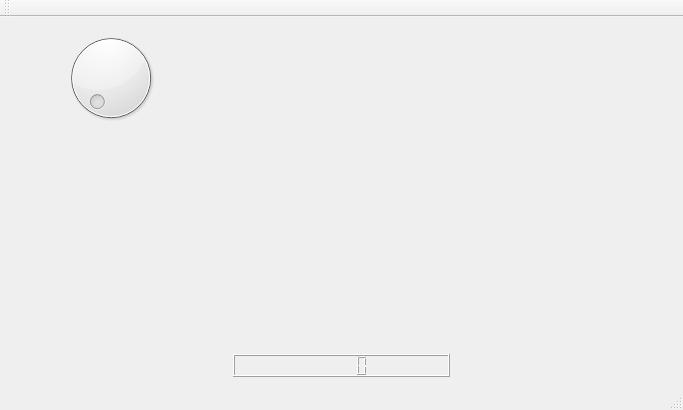
Old version of the form testBrowser/mainwindow.ui in the repository Edewin/Gauge_Browser.
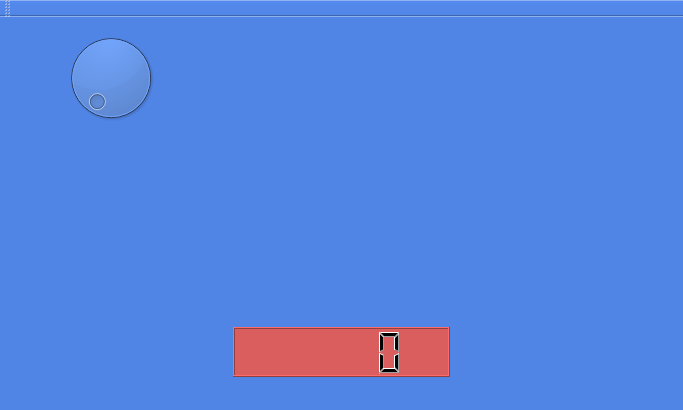
New version of the form. Custom widgets are drawn as their Qt base class.

Commit message: Lots of design work

What changed in the file:
```diff
--- a/testBrowser/mainwindow.ui
+++ b/testBrowser/mainwindow.ui
@@ -13,6 +13,9 @@
   <property name="windowTitle">
    <string>MainWindow</string>
   </property>
+  <property name="styleSheet">
+   <string notr="true">background-color: rgb(81, 133, 229);</string>
+  </property>
   <widget class="QWidget" name="centralWidget">
    <layout class="QVBoxLayout" name="verticalLayout_2">
     <item>
@@ -50,6 +53,12 @@
         </item>
         <item>
          <widget class="QLCDNumber" name="lcdNumber">
+          <property name="minimumSize">
+           <size>
+            <width>0</width>
+            <height>50</height>
+           </size>
+          </property>
           <property name="font">
            <font>
             <pointsize>10</pointsize>
@@ -57,6 +66,9 @@
             <bold>true</bold>
            </font>
           </property>
+          <property name="styleSheet">
+           <string notr="true">background-color: rgb(219, 94, 94);</string>
+          </property>
          </widget>
         </item>
        </layout>
```
Left out of the diff: 2 changed lines with no effect on the pictures. The commit also changes 6 other files.
